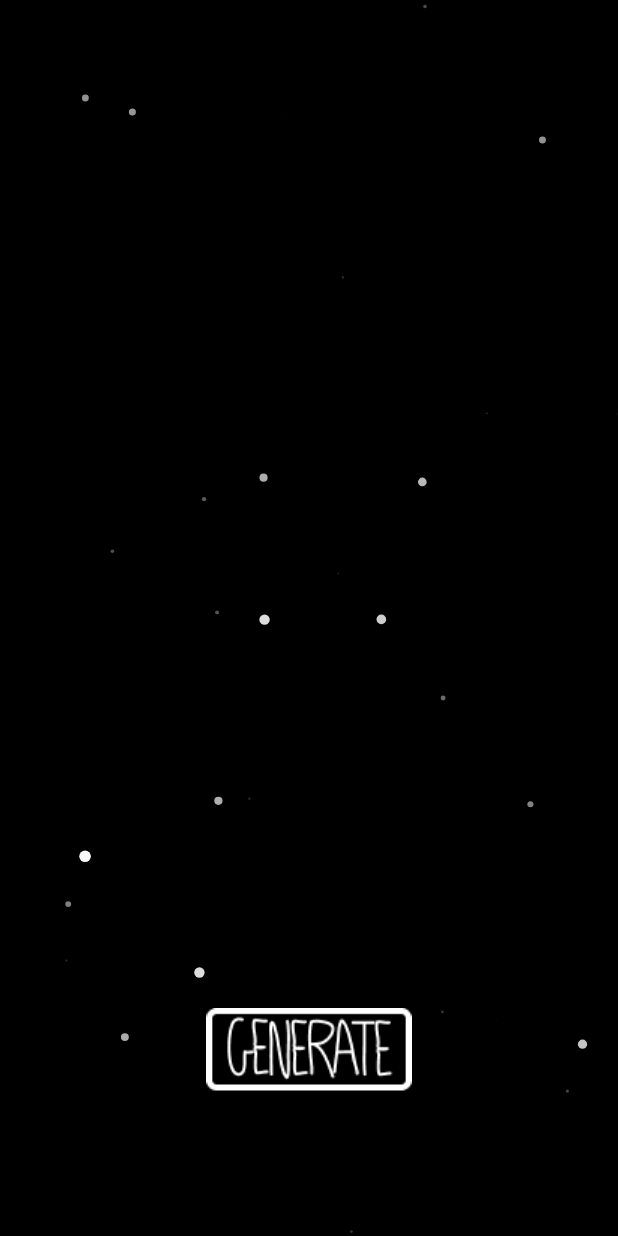
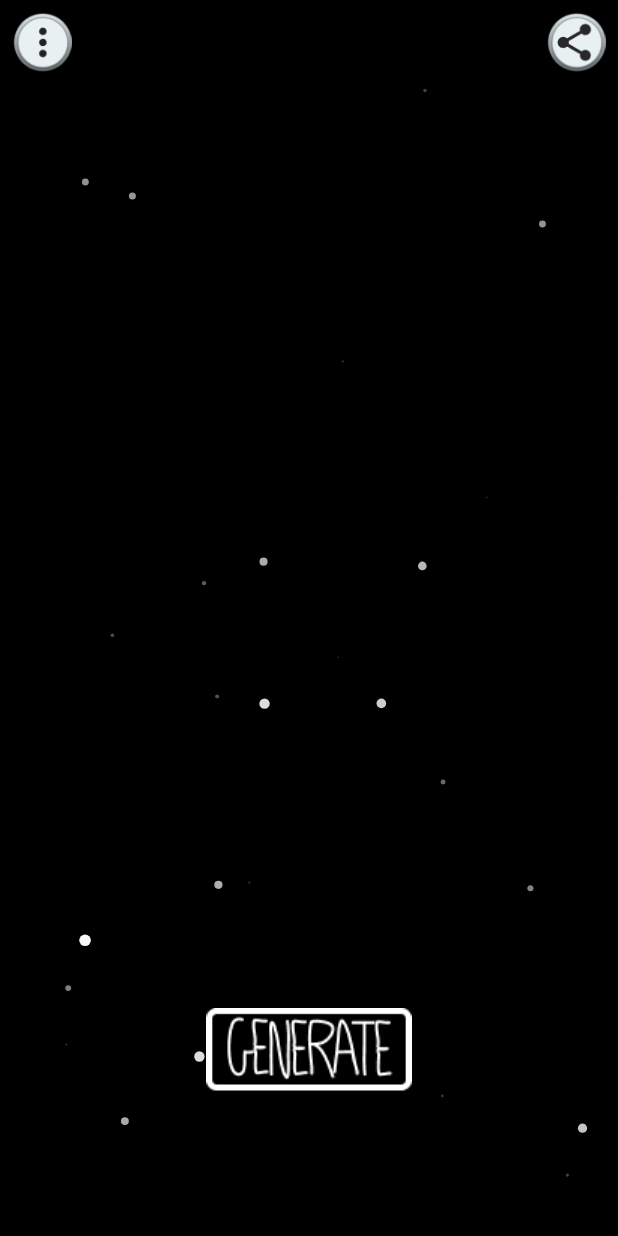
Before and after one commit to LiquidatorCoder/among_us_app, a Flutter app: the screen it shows after launch, on a phone screen of 412 x 824 dp. Run offline on Flutter 3.47's test engine with Material 2 defaults, Android fonts, the phone set to English and light mode, and no system bars.

Commit message:
added appbar

```diff
--- a/lib/home.dart
+++ b/lib/home.dart
@@ -40,9 +40,32 @@ class _HomePageState extends State<HomePage> {
 
   @override
   Widget build(BuildContext context) {
-    SystemChrome.setEnabledSystemUIOverlays([]);
     return Scaffold(
       backgroundColor: Colors.black,
+      appBar: AppBar(
+        backgroundColor: Colors.transparent,
+        leading: MaterialButton(
+          padding: const EdgeInsets.all(8.0),
+          child: Image.asset(
+            "assets/images/info_btn.png",
+            fit: BoxFit.contain,
+          ),
+          onPressed: () {},
+        ),
+        actions: <Widget>[
+          Container(
+            width: kToolbarHeight,
+            child: MaterialButton(
+              padding: const EdgeInsets.all(8.0),
+              child: Image.asset(
+                "assets/images/share_btn.png",
+                fit: BoxFit.contain,
+              ),
+              onPressed: () {},
+            ),
+          ),
+        ],
+      ),
       body: Stack(
         children: stars(MediaQuery.of(context).size),
       ),
```
Also changed, not shown: assets/images/info_btn.png (added), assets/images/share_btn.png (added).
